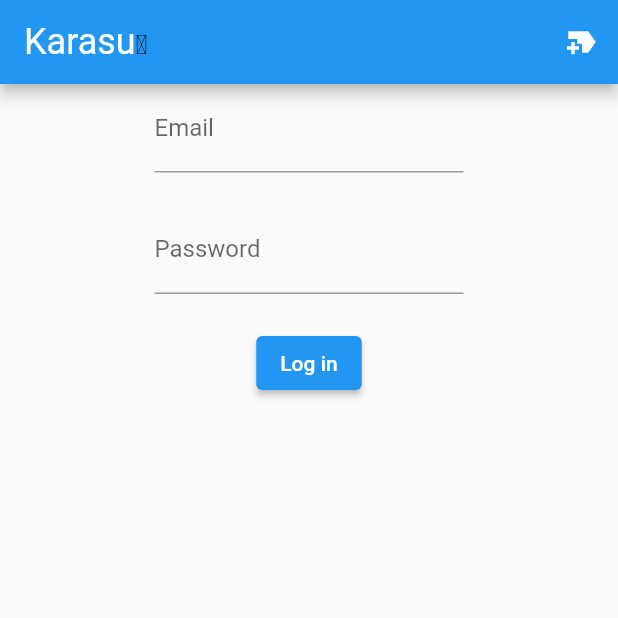
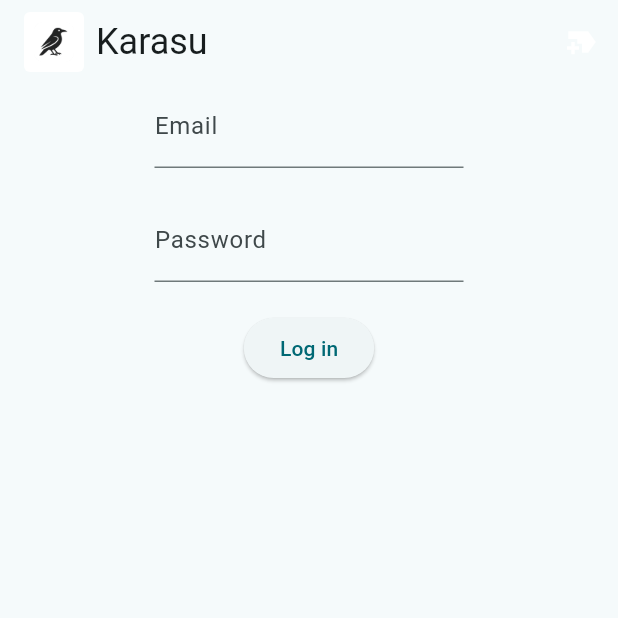
Before and after one commit to SeveFP/Karasu, a Flutter app: the screen it shows after launch, on a phone screen of 412 x 824 dp, the top half of it. Run offline on Flutter 3.47's test engine with Material 3 defaults, Android fonts, the phone set to English and light mode, and no system bars; our stand-ins replace flutter_markdown_plus, flutter_secure_storage, graphql_flutter, logger.

Commit message:
White-label-like config

```diff
--- a/lib/main.dart
+++ b/lib/main.dart
@@ -9,10 +9,8 @@ import 'package:karasu/models/store.dart';
 import 'package:karasu/views/login.dart';
 import 'package:karasu/views/popularDecks.dart';
 import 'package:karasu/widgets/karasuScaffold.dart';
+import 'package:karasu/services/config_service.dart';
 
-const toshokanURL =
-    String.fromEnvironment("toshokanURL", defaultValue: "localhost:8080");
-const protocol = 'https://';
 late String username = '';
 late String password = '';
 
@@ -21,7 +19,8 @@ Future<String> fetchAccessToken() async {
     throw Exception('Username or password cannot be empty');
   }
 
-  final url = Uri.parse(protocol + toshokanURL + '/login');
+  final config = ConfigService().config;
+  final url = Uri.parse(config.protocol + config.toshokanURL + '/login');
   final credentials = {
     'username': username,
     'password': password,
@@ -40,14 +39,15 @@ Future<String> fetchAccessToken() async {
 
 void main() async {
   debugPaintSizeEnabled = false;
-  // We're using HiveStore for persistence,
-  // so we need to initialize Hive.
   await initHiveForFlutter();
-
   await KStore.load();
 
+  // Load configuration (will try dev config first)
+  await ConfigService().loadConfig();
+  final config = ConfigService().config;
+
   final HttpLink httpLink = HttpLink(
-    protocol + toshokanURL + '/query',
+    config.protocol + config.toshokanURL + '/query',
   );
 
   final AuthLink authLink = AuthLink(
@@ -55,16 +55,11 @@ void main() async {
   );
 
   final Link link = authLink.concat(httpLink);
-
   final loggerLink = LoggerLink();
-
-  loggerLink.concat(link);
 
   ValueNotifier<GraphQLClient> client = ValueNotifier(
     GraphQLClient(
-      // link: link,
       link: loggerLink.concat(link),
-      // The default store is the InMemoryStore, which does NOT persist to disk
       cache: GraphQLCache(store: InMemoryStore()),
     ),
   );
@@ -96,6 +91,8 @@ class _MyAppState extends State<MyApp> {
 
   @override
   Widget build(BuildContext context) {
+    final config = ConfigService().config;
+
     Widget body = ListView(
       children: [
         LoginView(credentialsCallback: _setHasLoggedIn),
@@ -106,18 +103,27 @@ class _MyAppState extends State<MyApp> {
       body = const PopularDecksDisplay();
     }
 
-    // body = const CreateCard();
     return MaterialApp(
+      title: config.appName,
       theme: ThemeData(
-        useMaterial3: false,
-        primarySwatch: Colors.blue,
+        useMaterial3: true,
+        colorScheme: ColorScheme.fromSeed(
+          seedColor: Color(config.colorScheme.primaryColor),
+          brightness: Brightness.light,
+        ),
+      ),
+      darkTheme: ThemeData(
+        useMaterial3: true,
+        colorScheme: ColorScheme.fromSeed(
+          seedColor: Color(config.colorScheme.primaryColor),
+          brightness: Brightness.dark,
+        ),
       ),
       home: KarasuScaffold(body: body),
     );
   }
 }
 
-// TODO REMOVE THIS. ONLY DEBUGGING PURPOSES
 class LoggerLink extends Link {
   @override
   Stream<Response> request(
--- /dev/null
+++ b/lib/models/app_config.dart
@@ -0,0 +1,48 @@
+class AppConfig {
+  final String appName;
+  final String toshokanURL;
+  final String protocol;
+  final String logoPath;
+  final int? logoBackgroundColor;
+  final AppColorScheme colorScheme;
+
+  AppConfig({
+    required this.appName,
+    required this.toshokanURL,
+    required this.protocol,
+    required this.logoPath,
+    this.logoBackgroundColor,
+    required this.colorScheme,
+  });
+
+  factory AppConfig.fromJson(Map<String, dynamic> json) {
+    return AppConfig(
+      appName: json['appName'] ?? 'Karasu',
+      toshokanURL: json['toshokanURL'] ?? 'localhost:8080',
+      protocol: json['protocol'] ?? 'https://',
+      logoPath: json['logoPath'] ?? 'assets/logo.png',
+      logoBackgroundColor: json['logoBackgroundColor'],
+      colorScheme: AppColorScheme.fromJson(json['colorScheme'] ?? {}),
+    );
+  }
+}
+
+class AppColorScheme {
+  final int primaryColor;
+  final int secondaryColor;
+  final int tertiaryColor;
+
+  AppColorScheme({
+    required this.primaryColor,
+    required this.secondaryColor,
+    required this.tertiaryColor,
+  });
+
+  factory AppColorScheme.fromJson(Map<String, dynamic> json) {
+    return AppColorScheme(
+      primaryColor: json['primaryColor'] ?? 0xFF6750A4,
+      secondaryColor: json['secondaryColor'] ?? 0xFF625B71,
+      tertiaryColor: json['tertiaryColor'] ?? 0xFF7D5260,
+    );
+  }
+}
--- a/lib/widgets/karasuScaffold.dart
+++ b/lib/widgets/karasuScaffold.dart
@@ -1,5 +1,6 @@
 import 'package:flutter/gestures.dart';
 import 'package:flutter/material.dart';
+import 'package:karasu/services/config_service.dart';
 import 'package:karasu/views/create_card.dart';
 import 'package:karasu/views/popularDecks.dart';
 
@@ -16,6 +17,7 @@ class KarasuScaffold extends StatefulWidget {
 class _KarasuScaffoldState extends State<KarasuScaffold> {
   @override
   Widget build(BuildContext context) {
+    final config = ConfigService().config;
     var title = widget.title;
     title = title != null ? '- $title' : '';
 
@@ -40,16 +42,41 @@ class _KarasuScaffoldState extends State<KarasuScaffold> {
               widget.body = const PopularDecksDisplay();
             });
           },
-          child: RichText(
+          child: Row(
+            mainAxisSize: MainAxisSize.min,
+            children: [
+              Container(
+                padding: const EdgeInsets.all(4),
+                decoration: config.logoBackgroundColor != null
+                    ? BoxDecoration(
+                        color: Color(config.logoBackgroundColor!),
+                        borderRadius: BorderRadius.circular(4),
+                      )
+                    : null,
+                child: Image.asset(
+                  config.logoPath,
+                  height: 32,
+                  errorBuilder: (context, error, stackTrace) {
+                    return RichText(
                       text: TextSpan(
                         children: <TextSpan>[
-                const TextSpan(text: 'Karasu', style: TextStyle(fontSize: 24)),
+                          TextSpan(text: config.appName, style: const TextStyle(fontSize: 24)),
                           const TextSpan(
                               text: '𓅂',
                               style: TextStyle(color: Colors.black, fontSize: 18)),
                           TextSpan(text: title),
                         ],
                       ),
+                    );
+                  },
+                ),
+              ),
+              const SizedBox(width: 8),
+              Text(
+                '${config.appName}$title',
+                style: const TextStyle(fontSize: 24),
+              ),
+            ],
           ),
         ),
       ),
```
Also changed, not shown: assets/config.json (added, +12 -0 lines), lib/services/config_service.dart (added, +67 -0 lines), lib/services/logger_service.dart (added, +18 -0 lines), pubspec.yaml (+5 -3 lines), assets/logo.png (added), pubspec.lock, 1 other file. Lines whose indentation alone changed are shown as unchanged.
